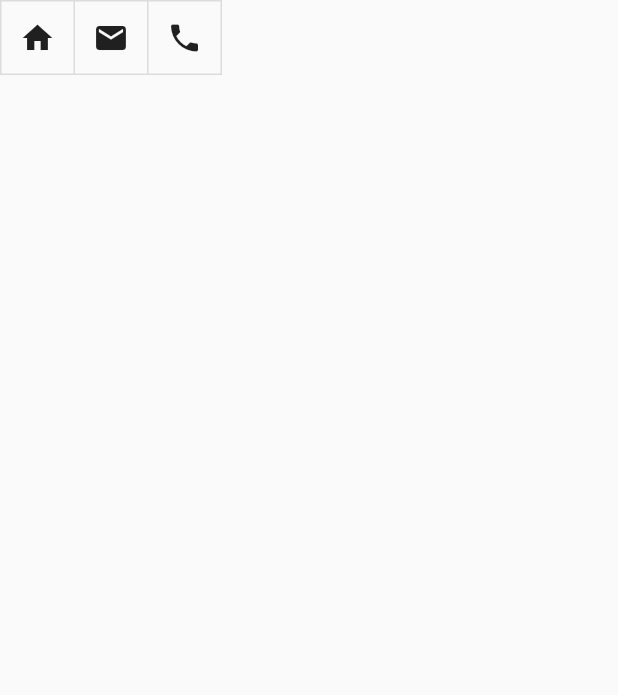
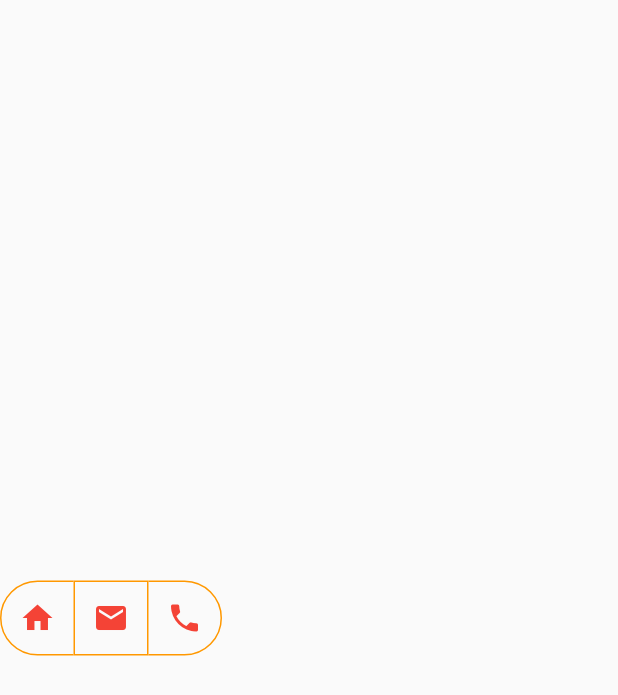
Before and after one commit to Shirinboyev/toggle_button, a Flutter app: the screen it shows after launch, on a phone screen of 412 x 824 dp. Shown: the top 695 px of the screen. Run offline on Flutter 3.47's test engine with Material 2 defaults, Android fonts, the phone set to English and light mode, and no system bars.

Commit message:
toggleButton centre tutorial

```diff
--- a/lib/main.dart
+++ b/lib/main.dart
@@ -18,8 +18,14 @@ class _ToggleButtonState extends State<ToggleButton> {
     return MaterialApp(
       home: Scaffold(
           body: Column(
+            mainAxisAlignment: MainAxisAlignment.center,
         children: [
           ToggleButtons(
+            borderRadius: BorderRadius.circular(30),
+            color: Colors.red,
+            hoverColor: Color.fromARGB(255, 134, 185, 227),
+            borderColor: Colors.orange,
+            selectedColor: Colors.green,
             onPressed: (int index) {
               setState(() {
                 for (int buttonIndex = 0;
```
